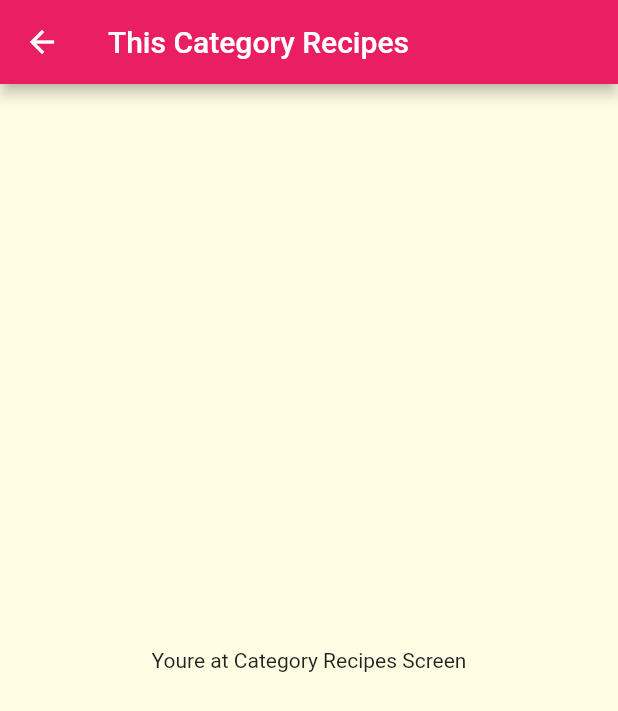
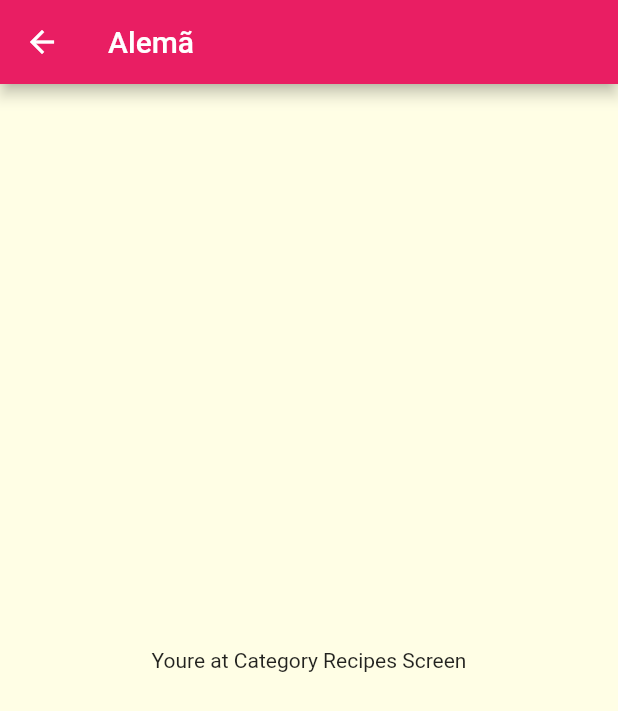
Before and after one commit to AllanCicceri/mealsapp, a Flutter app: the screen it shows after launch, after a tap on "Alemã", on a phone screen of 412 x 824 dp. Shown: the top 711 px of the screen. Run offline on Flutter 3.47's test engine with Material 2 defaults, Android fonts, the phone set to English and light mode, and no system bars.

Commit message:
add: passing category through constructor

```diff
--- a/lib/components/category_component.dart
+++ b/lib/components/category_component.dart
@@ -7,10 +7,10 @@ class CategoryComponent extends StatelessWidget {
 
   const CategoryComponent(this.category, {Key? key}) : super(key: key);
 
-  void _SelectCategory(BuildContext context) {
+  void _selectCategory(BuildContext context) {
     Navigator.of(context).push(MaterialPageRoute(
       builder: (_) {
-        return const CategoryRecipesScreen();
+        return CategoryRecipesScreen(category);
       },
     ));
   }
@@ -18,7 +18,7 @@ class CategoryComponent extends StatelessWidget {
   @override
   Widget build(BuildContext context) {
     return InkWell(
-      onTap: () => _SelectCategory(context),
+      onTap: () => _selectCategory(context),
       borderRadius: BorderRadius.circular(15),
       splashColor: Theme.of(context).primaryColor,
       child: Container(
--- a/lib/screens/category_recipes_screen.dart
+++ b/lib/screens/category_recipes_screen.dart
@@ -1,12 +1,15 @@
 import 'package:flutter/material.dart';
+import 'package:meal/models/category.dart';
 
 class CategoryRecipesScreen extends StatelessWidget {
-  const CategoryRecipesScreen({Key? key}) : super(key: key);
+  final Category category;
+
+  const CategoryRecipesScreen(this.category, {Key? key}) : super(key: key);
 
   @override
   Widget build(BuildContext context) {
     return Scaffold(
-      appBar: AppBar(title: const Text('This Category Recipes')),
+      appBar: AppBar(title: Text(category.title)),
       body: const Center(
         child: Text('You' 're at Category Recipes Screen'),
       ),
```
